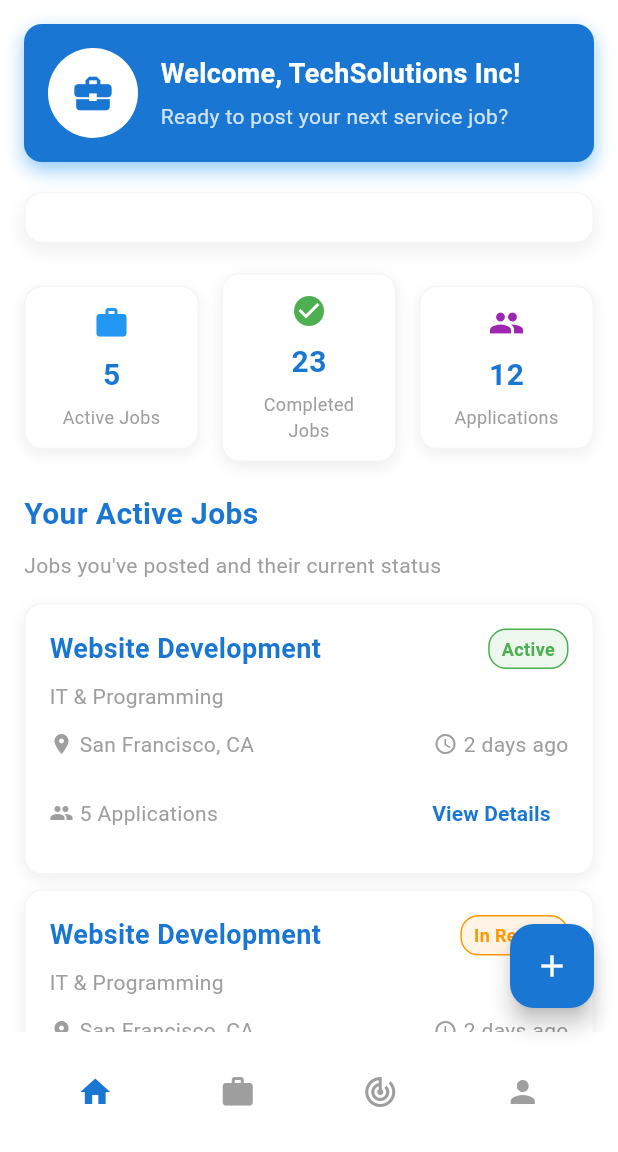
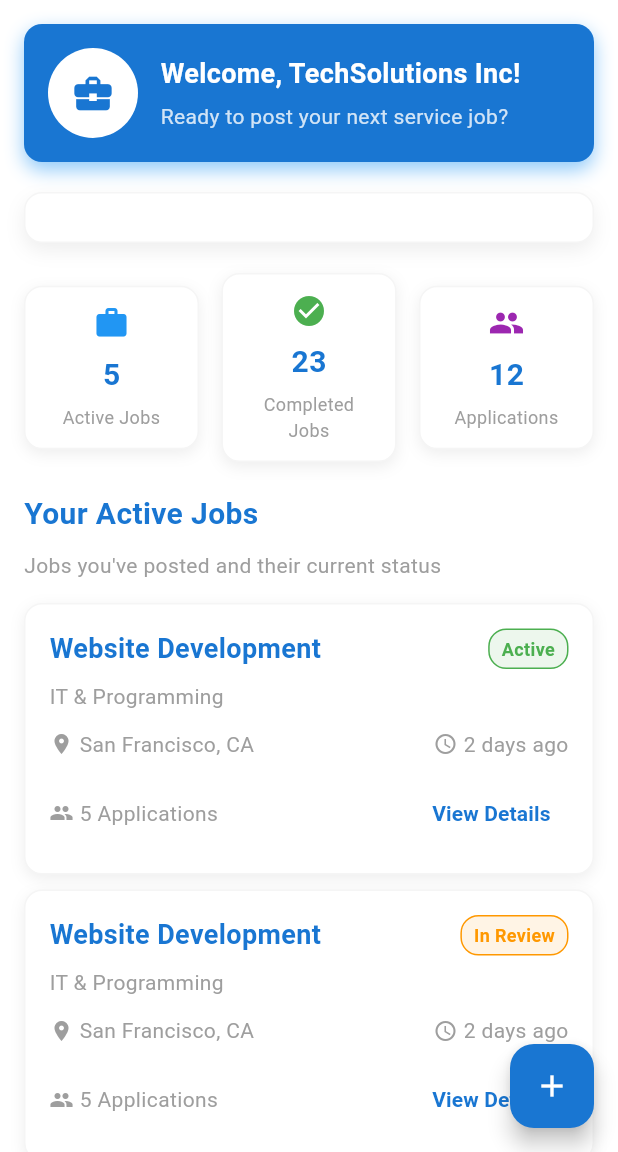
Before and after one commit to Adapt-IT-hackathon/Adapt_It-HustleHub, a Flutter app: the ServiceDashboard screen opened directly, on a phone screen of 412 x 824 dp, the part 84-1236 px from its top. Run offline on Flutter 3.47's test engine with Material 3 defaults, Android fonts, the phone set to English and light mode, and no system bars; our stand-ins replace cloud_firestore, firebase_auth, firebase_core, image_picker; accounts and stored records are empty.

Commit message:
Bottom Navigator

```diff
--- a/lib/main.dart
+++ b/lib/main.dart
@@ -3253,7 +3253,6 @@
         backgroundColor: const Color(0xFF1976D2),
         child: const Icon(Icons.add, color: Colors.white),
       ),
-      bottomNavigationBar: _buildBottomAppBar(),
     );
   }
 
```
